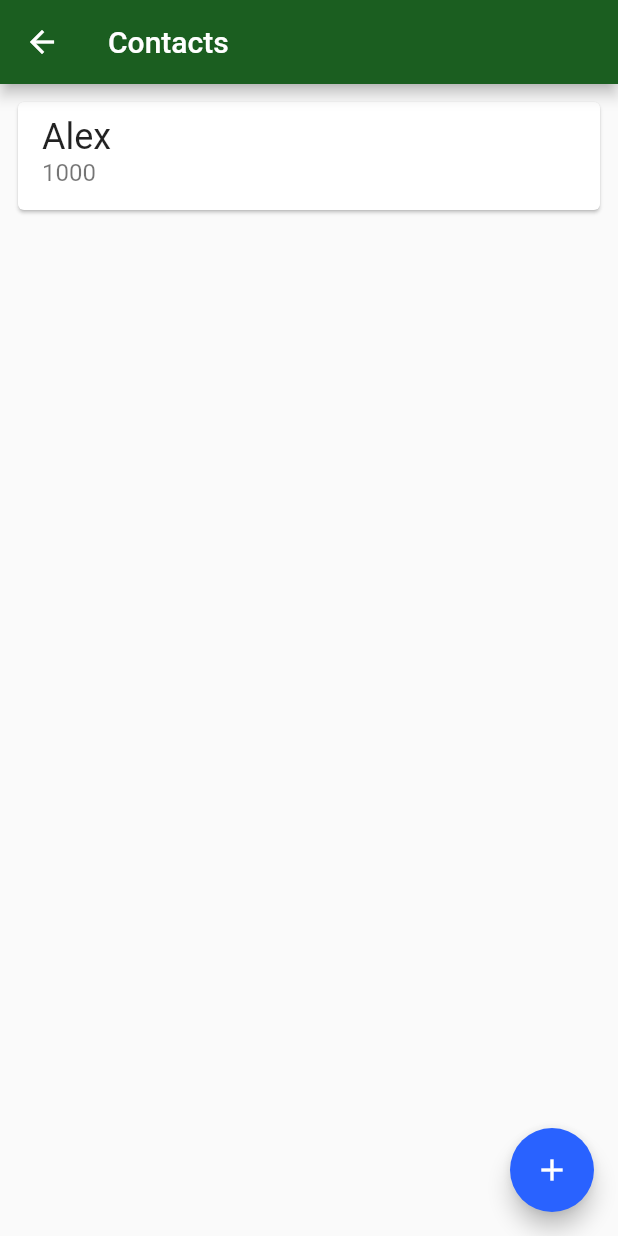
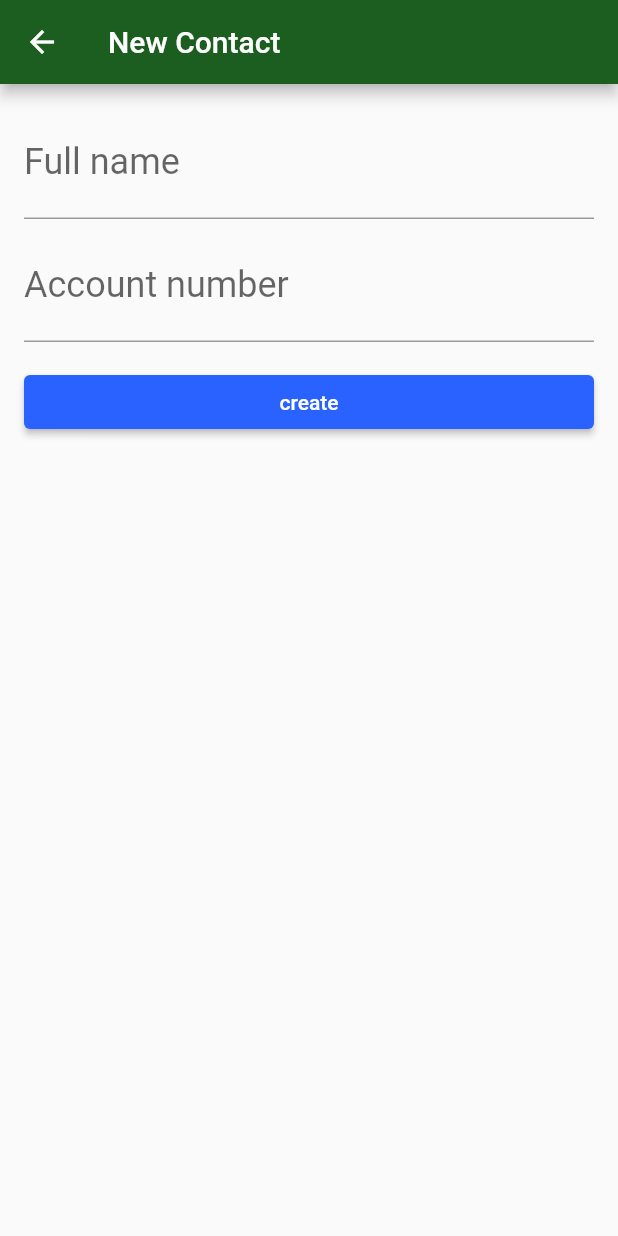
Before and after one commit to BernardoLS/FlutterByteBank, a Flutter app: the ContactList screen opened directly, after a tap on the "add" icon, on a phone screen of 412 x 824 dp. Run offline on Flutter 3.47's test engine with Material 2 defaults, Android fonts, the phone set to English and light mode, and no system bars.

Commit message:
feat: create a new screen for register a new contact and made the necessary navigations of app, and start to handle account data between the screens

```diff
--- a/lib/main.dart
+++ b/lib/main.dart
@@ -1,3 +1,4 @@
+import 'package:bytebank/screen/contact_form.dart';
 import 'package:bytebank/screen/contact_list.dart';
 import 'package:flutter/material.dart';
 
--- /dev/null
+++ b/lib/models/Contact.dart
@@ -0,0 +1,11 @@
+class Contact {
+  final String name;
+  final int accountNumber;
+
+  Contact(this.name, this.accountNumber);
+
+  @override
+  String toString() {
+    return 'Contact{name: $name, accountNumber: $accountNumber}';
+  }
+}
--- /dev/null
+++ b/lib/screen/contact_form.dart
@@ -0,0 +1,65 @@
+import 'package:bytebank/models/Contact.dart';
+import 'package:flutter/material.dart';
+
+class ContactForm extends StatefulWidget {
+  @override
+  _ContactFormState createState() => _ContactFormState();
+}
+
+class _ContactFormState extends State<ContactForm> {
+  final TextEditingController _nameControlller = TextEditingController();
+  final TextEditingController _accountControlller = TextEditingController();
+
+  @override
+  Widget build(BuildContext context) {
+    return Scaffold(
+      appBar: AppBar(
+        title: Text('New Contact'),
+      ),
+      body: Padding(
+        padding: const EdgeInsets.all(16.0),
+        child: Column(
+          children: <Widget> [
+            TextField(
+              controller: _nameControlller,
+                decoration: InputDecoration(
+                  labelText: 'Full name',
+                ),
+                style: TextStyle(
+                  fontSize: 24.0
+                ),
+              ),
+            Padding(
+              padding: const EdgeInsets.only(top:8.0),
+              child: TextField(
+                controller: _accountControlller,
+                keyboardType: TextInputType.number,
+                decoration: InputDecoration(
+                  labelText: 'Account number',
+                ),
+                style: TextStyle(
+                  fontSize: 24.0
+                ),
+              ),
+            ),
+            Padding(
+              padding: const EdgeInsets.only(top: 16.0),
+              child: SizedBox(
+                width: double.maxFinite,
+                child: RaisedButton(
+                  child: Text('create'),
+                  onPressed: () {
+                    final String name = _nameControlller.text;
+                    final int accountNumber = int.tryParse(_accountControlller.text);
+                    final Contact newContact = Contact(name, accountNumber);
+                    Navigator.pop(context, newContact);
+                  },
+                ),
+              ),
+            )
+          ]
+        ),
+      ),
+    );
+  }
+}
--- a/lib/screen/contact_list.dart
+++ b/lib/screen/contact_list.dart
@@ -1,3 +1,4 @@
+import 'package:bytebank/screen/contact_form.dart';
 import 'package:flutter/material.dart';
 
 class ContactList extends StatefulWidget {
@@ -36,7 +37,13 @@ class _ContactListState extends State<ContactList> {
         ],
       ),
       floatingActionButton: FloatingActionButton(
-        onPressed: () { },
+        onPressed: () {
+          Navigator.of(context).push(
+            MaterialPageRoute(
+              builder: (context) => ContactForm(),
+            ),
+          ).then((newContact) => debugPrint(newContact.toString()));
+        },
         child: Icon(Icons.add)
       ),
     );
```
